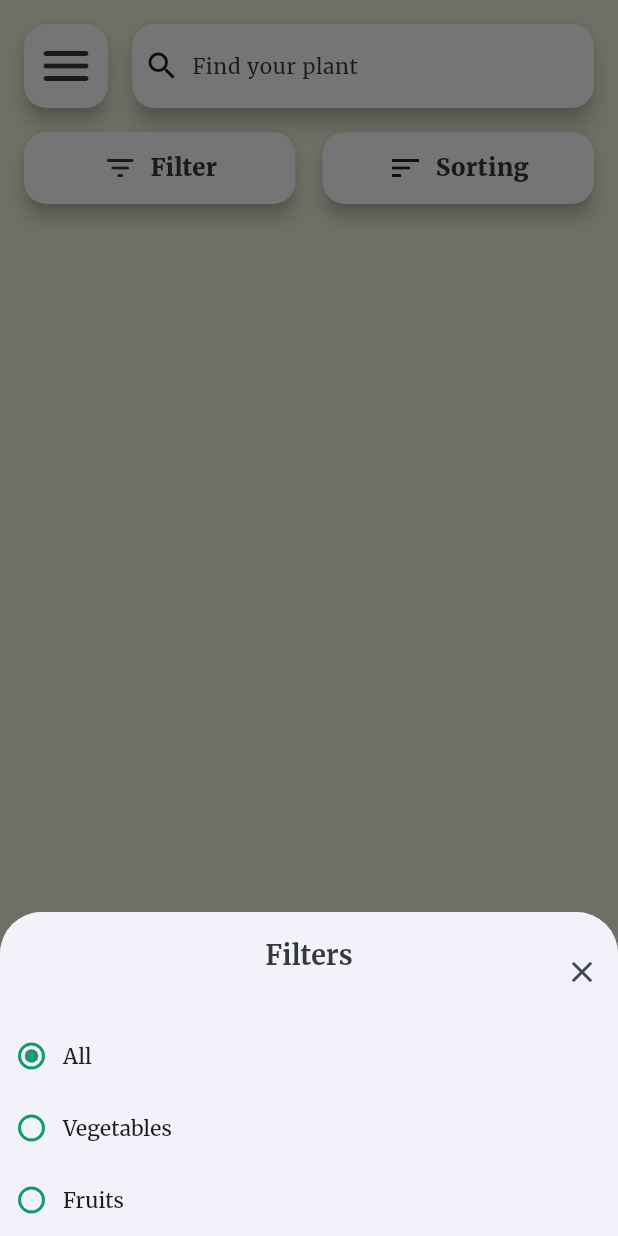
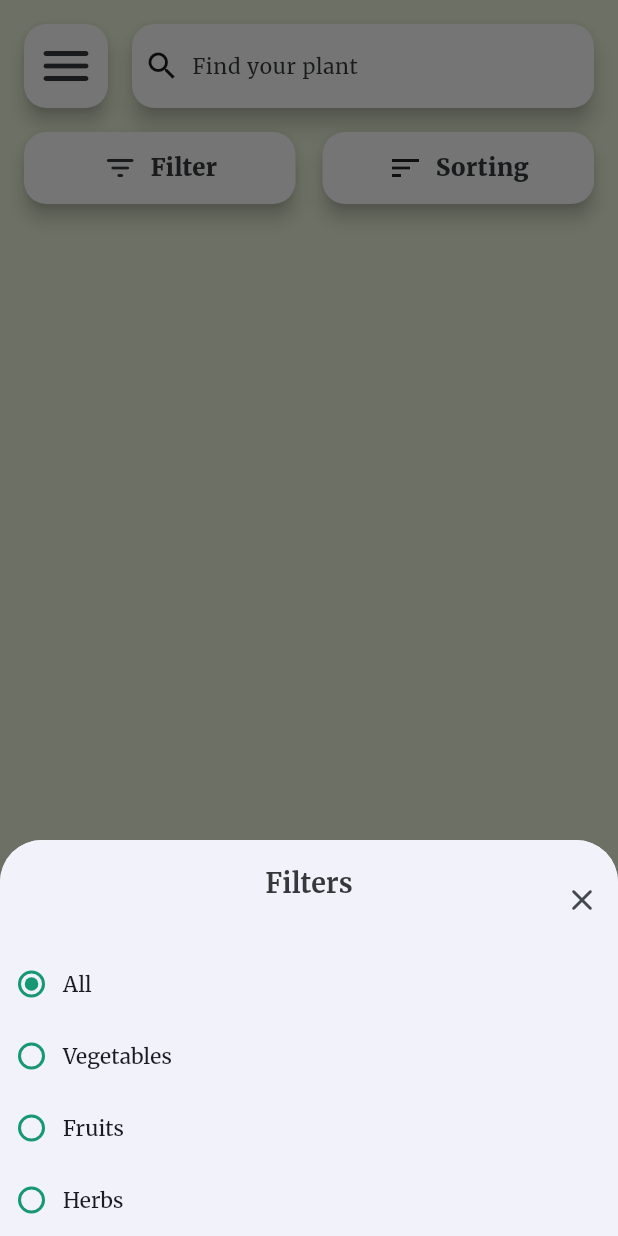
Before and after one commit to SpeedfireV/gardener, a Flutter app: the PlantsHandbookPage screen opened directly, after a tap on "Filter", on a phone screen of 412 x 824 dp. Run offline on Flutter 3.47's test engine with Material 3 defaults, Android fonts, the phone set to English and light mode, and no system bars; our stand-ins replace badges, bloc, cloud_firestore, equatable, firebase_core, flutter_bloc and 4 more; accounts and stored records are empty; generated files the repository leaves out were written again.

Commit message:
scroll addded to plants_handbook_page.dart

```diff
--- a/lib/constants/enums.dart
+++ b/lib/constants/enums.dart
@@ -5,7 +5,10 @@ enum SortingDirection { ascending, descending }
 
 enum Seasons { planting, growing, harvesting, resting }
 
-enum PlantType { all, vegetable, fruit, herb }
+enum PlantType { all("All"), vegetable("Vegetables"), fruit("Fruits"), herb("Herbs");
+  final String name;
+  const PlantType(this.name);
+}
 
 enum IsPlantGrown { grown, notGrown, unknown }
 
--- a/lib/home_page.dart
+++ b/lib/home_page.dart
@@ -94,6 +94,7 @@ class _HomePageState extends State<HomePage> {
                 return GridView(
                   shrinkWrap: true,
                   padding: const EdgeInsets.symmetric(horizontal: 16),
+                  physics: NeverScrollableScrollPhysics(),
                   gridDelegate: const SliverGridDelegateWithFixedCrossAxisCount(
                       crossAxisCount: 2,
                       crossAxisSpacing: 12,
@@ -127,6 +128,7 @@ class _HomePageState extends State<HomePage> {
                   shrinkWrap: true,
                   itemCount: plants.length,
                   padding: const EdgeInsets.symmetric(horizontal: 16),
+                  physics: NeverScrollableScrollPhysics(),
                   gridDelegate: const SliverGridDelegateWithFixedCrossAxisCount(
                       crossAxisCount: 2,
                       crossAxisSpacing: 12,
@@ -173,6 +175,7 @@ class _HomePageState extends State<HomePage> {
             padding: const EdgeInsets.symmetric(horizontal: 16),
             gridDelegate: const SliverGridDelegateWithFixedCrossAxisCount(
                 crossAxisCount: 2, crossAxisSpacing: 12, mainAxisSpacing: 12),
+            physics: NeverScrollableScrollPhysics(),
             children: const [
               Material(
                 child: Column(
--- a/lib/main.dart
+++ b/lib/main.dart
@@ -5,6 +5,7 @@ import 'package:flutter_bloc/flutter_bloc.dart';
 import 'package:flutter_dotenv/flutter_dotenv.dart';
 import 'package:gardener/bloc/complementary_planting_page/plants_list_bloc.dart';
 import 'package:gardener/bloc/home_page/in_season_cubit.dart';
+import 'package:gardener/bloc/plants_handbook_page/scroll_cubit.dart';
 import 'package:gardener/bloc/search_for_companions/potential_companions_bloc.dart';
 import 'package:gardener/constants/colors.dart';
 import 'package:gardener/home_page.dart';
@@ -36,7 +37,8 @@ void main() async {
               "", PlantType.all, [], SortingDirection.ascending, []),
         ),
         BlocProvider(create: (context) => PotentialCompanionsBloc()),
-        BlocProvider(create: (context) => InSeasonCubit())
+        BlocProvider(create: (context) => InSeasonCubit()),
+        BlocProvider(create: (context) => ScrollCubit())
       ],
       child: MyApp(),
     ),
--- a/lib/plants_handbook_page.dart
+++ b/lib/plants_handbook_page.dart
@@ -7,6 +7,7 @@ import 'package:gardener/utils/location.dart';
 import 'package:shimmer/shimmer.dart';
 
 import 'bloc/plants_handbook_page/firestore_bloc.dart';
+import 'bloc/plants_handbook_page/scroll_cubit.dart';
 import 'bloc/plants_handbook_page/search_bloc.dart';
 import 'constants/colors.dart';
 import 'constants/enums.dart';
@@ -22,6 +23,7 @@ class PlantsHandbookPage extends StatefulWidget {
 class _PlantsHandbookPageState extends State<PlantsHandbookPage> {
   final GlobalKey<ScaffoldState> _scaffoldKey = GlobalKey();
   late final TextEditingController searchController;
+  late final ScrollController scrollController;
 
   @override
   void initState() {
@@ -31,12 +33,18 @@ class _PlantsHandbookPageState extends State<PlantsHandbookPage> {
     BlocProvider.of<FirestoreBloc>(context).add(LoadPlants());
 
     searchController = TextEditingController();
+    scrollController = ScrollController();
+    scrollController.addListener(() {
+      print(scrollController.offset);
+      BlocProvider.of<ScrollCubit>(context).checkOffset(scrollController.offset);
+    });
   }
 
   @override
   void dispose() {
     super.dispose();
     searchController.dispose();
+    scrollController.dispose();
   }
 
   @override
@@ -46,7 +54,12 @@ class _PlantsHandbookPageState extends State<PlantsHandbookPage> {
       key: _scaffoldKey,
       drawer: const CustomDrawer(),
       backgroundColor: ColorPalette.backgroundColor,
-      body: ListView(
+      body: Stack(
+        children: [
+
+
+          ListView(
+            controller: scrollController,
             padding: const EdgeInsets.symmetric(horizontal: 16),
             children: [
               const SizedBox(height: 16),
@@ -438,7 +451,7 @@ class _PlantsHandbookPageState extends State<PlantsHandbookPage> {
                                               const SizedBox(height: 8),
                                           itemCount: plantsByLetters[currentLetter]!
                                               .length),
-                                  SizedBox(height: 40)
+                                      SizedBox(height: 16)
                                     ],
                                   ),
                                 );
@@ -452,6 +465,7 @@ class _PlantsHandbookPageState extends State<PlantsHandbookPage> {
                           crossAxisAlignment: CrossAxisAlignment.start,
                           mainAxisSize: MainAxisSize.min,
                           children: [
+                            SizedBox(height: 16),
                             Shimmer.fromColors(
                               baseColor: Colors.grey[300]!,
                               highlightColor: Colors.grey[50]!,
@@ -519,7 +533,33 @@ class _PlantsHandbookPageState extends State<PlantsHandbookPage> {
                   }
                   return const CircularProgressIndicator();
                 },
-          )
+              ),
+SizedBox(height: 80)
+            ],
+          ),
+          BlocBuilder<ScrollCubit, bool>(
+              builder: (context, state) {
+                if (state == true) {
+                  return Padding(
+                    padding: EdgeInsets.all(16),
+                    child: Align(
+                      alignment: Alignment.bottomRight,
+                      child: FloatingActionButton(
+                        backgroundColor: ColorPalette.primaryColor,
+                        foregroundColor: ColorPalette.cardColor,
+                        shape: RoundedRectangleBorder(borderRadius: BorderRadius.circular(15)),
+                        elevation: 5,
+                        onPressed: () {
+                          scrollController.animateTo(0, duration: Duration(milliseconds: 300), curve: Curves.easeIn);
+
+                      }, child: Icon(Icons.arrow_upward_rounded),),
+                    ),
+                  );
+                } else {
+                  return Container();
+                }
+
+              }),
         ],
       ),
     );
@@ -562,8 +602,13 @@ class _PlantsHandbookPageState extends State<PlantsHandbookPage> {
                                 ],
                               ),
                               const SizedBox(height: 8),
-                              RadioMenuButton(
-                                  value: PlantType.all,
+                              ListView.builder(
+                                shrinkWrap: true,
+                                  itemCount: PlantType.values.length,
+                                  itemBuilder: (context, index) {
+                                  PlantType plantType = PlantType.values.elementAt(index);
+                                    return RadioMenuButton(
+                                    value: plantType,
                                     groupValue: context.read<SearchBloc>().filter,
                                     onChanged: (PlantType? newFilter) {
                                       print("Set New Filter: $newFilter");
@@ -571,27 +616,9 @@ class _PlantsHandbookPageState extends State<PlantsHandbookPage> {
                                           .read<SearchBloc>()
                                           .add(SearchFilterChanged(newFilter!));
                                     },
-                                  child: const Text("All")),
-                              RadioMenuButton(
-                                  value: PlantType.vegetable,
-                                  groupValue: context.read<SearchBloc>().filter,
-                                  onChanged: (PlantType? newFilter) {
-                                    print("Set New Filter: $newFilter");
-                                    context
-                                        .read<SearchBloc>()
-                                        .add(SearchFilterChanged(newFilter!));
-                                  },
-                                  child: const Text("Vegetables")),
-                              RadioMenuButton(
-                                  value: PlantType.fruit,
-                                  groupValue: context.read<SearchBloc>().filter,
-                                  onChanged: (PlantType? newFilter) {
-                                    print("Set New Filter: $newFilter");
-                                    context
-                                        .read<SearchBloc>()
-                                        .add(SearchFilterChanged(newFilter!));
-                                  },
-                                  child: const Text("Fruits"))
+                                    child: Text(plantType.name));
+                              }),
+
                             ],
                           );
                         },
--- a/lib/utils/location.dart
+++ b/lib/utils/location.dart
@@ -10,8 +10,11 @@ String? getCountryCode() {
 IsPlantGrown isPlantGrown(PlantData plant) {
   IsPlantGrown? grownInUserCountry;
   String? userCountryCode = getCountryCode();
+
+  print(userCountryCode);
+  print(plant.countries);
   if (userCountryCode != null) {
-    if (plant.countries.containsKey(userCountryCode.toLowerCase()) ||
+    if (
         plant.countries.containsKey(userCountryCode.toUpperCase())) {
       if (plant.countries[userCountryCode] == true) {
         grownInUserCountry = IsPlantGrown.grown;
```
Also changed, not shown: lib/bloc/plants_handbook_page/scroll_cubit.dart (added, +16 -0 lines), lib/complementary_planting_page.dart (+31 -2 lines), lib/plant_info_page.dart (+3 -6 lines), pubspec.lock, 4 other files. Lines whose indentation alone changed are shown as unchanged.
